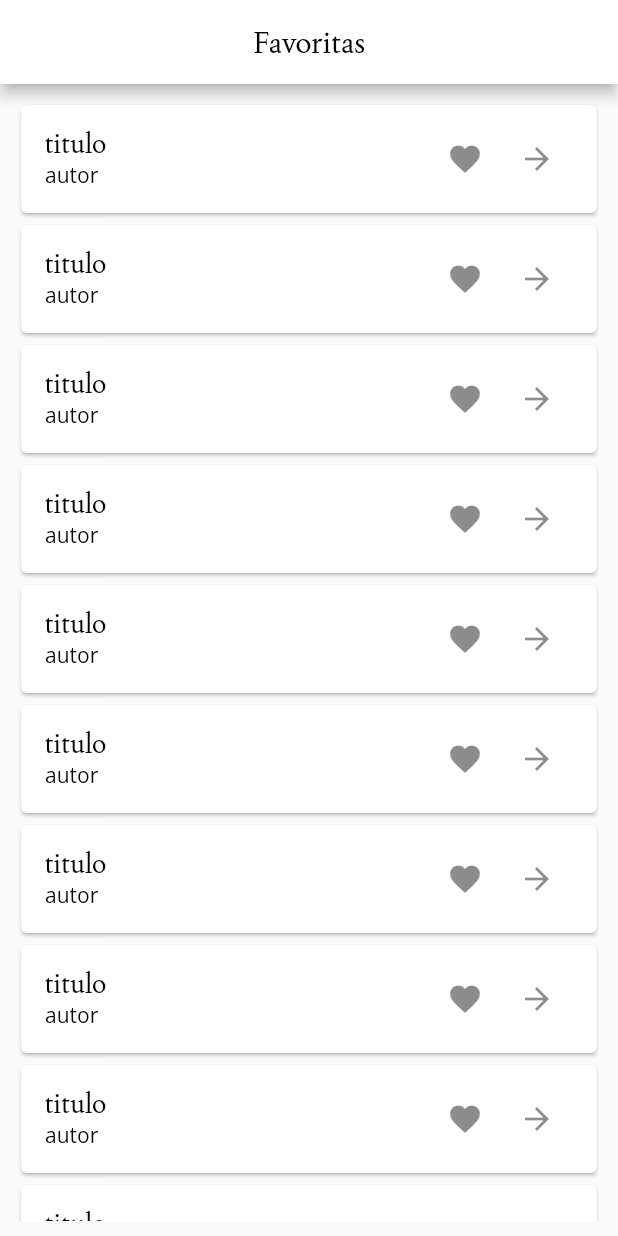
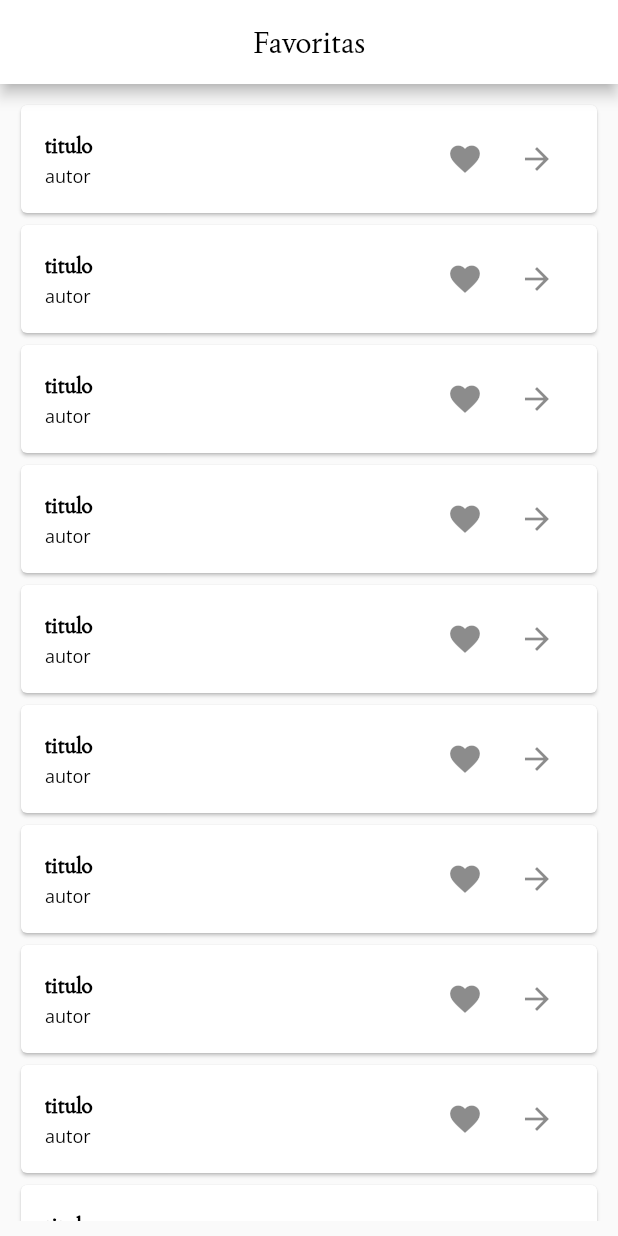
Before and after one commit to iannbraga/projeto_jornal, a Flutter app: the FavoritosPage screen opened directly, on a phone screen of 412 x 824 dp. Run offline on Flutter 3.47's test engine with Material 2 defaults, Android fonts, the phone set to English and light mode, and no system bars; our stand-ins replace dio; network calls fail.

Commit message:
atualizando interface

```diff
--- a/lib/main.dart
+++ b/lib/main.dart
@@ -5,6 +5,7 @@ void main() {
   runApp(MyApp());
 }
 
+// ignore: use_key_in_widget_constructors
 class MyApp extends StatelessWidget {
   @override
   Widget build(BuildContext context) {
--- a/lib/view/favoritos_page.dart
+++ b/lib/view/favoritos_page.dart
@@ -2,9 +2,8 @@ import 'package:flutter/material.dart';
 import 'package:projeto_jornal/widget/list_tile_widget.dart';
 import 'package:url_launcher/url_launcher_string.dart';
 
+// ignore: use_key_in_widget_constructors
 class FavoritosPage extends StatelessWidget {
-  const FavoritosPage({Key? key}) : super(key: key);
-
   @override
   Widget build(BuildContext context) {
     return Scaffold(
@@ -18,7 +17,7 @@ class FavoritosPage extends StatelessWidget {
       ),
       body: Padding(
         padding: const EdgeInsets.all(10.0),
-        child: Expanded(
+        child: SizedBox(
           child: ListView.builder(
             itemCount: 10,
             itemBuilder: (context, index) {
--- a/lib/widget/elevated_button_widget.dart
+++ b/lib/widget/elevated_button_widget.dart
@@ -4,6 +4,7 @@ class ElevatedButtonWidget extends StatelessWidget {
   final String titulo;
   final Function funcaoDoBotao;
 
+  // ignore: prefer_const_constructors_in_immutables, use_key_in_widget_constructors
   ElevatedButtonWidget({required this.titulo, required this.funcaoDoBotao});
 
   @override
--- a/lib/widget/list_tile_widget.dart
+++ b/lib/widget/list_tile_widget.dart
@@ -6,6 +6,7 @@ class ListTileWidget extends StatelessWidget {
   final Function functionFavoritos;
   final Function functionLerNaIntegra;
 
+  // ignore: prefer_const_constructors_in_immutables, use_key_in_widget_constructors
   ListTileWidget({
     required this.autor,
     required this.titulo,
@@ -23,8 +24,9 @@ class ListTileWidget extends StatelessWidget {
                 titulo, //TITULO
                 style: const TextStyle(
                   fontFamily: "Joan",
+                  fontWeight: FontWeight.bold,
                   color: Colors.black,
-                  fontSize: 18,
+                  fontSize: 14,
                 ),
               ),
               subtitle: Text(
@@ -32,6 +34,7 @@ class ListTileWidget extends StatelessWidget {
                 style: const TextStyle(
                   fontFamily: "OpenSans",
                   color: Colors.black,
+                  fontSize: 12,
                 ),
               ),
               trailing: Row(
```
Also changed, not shown: lib/model/articles_model.dart (+7 -14 lines), lib/view/home_page.dart (+12 -2 lines).
